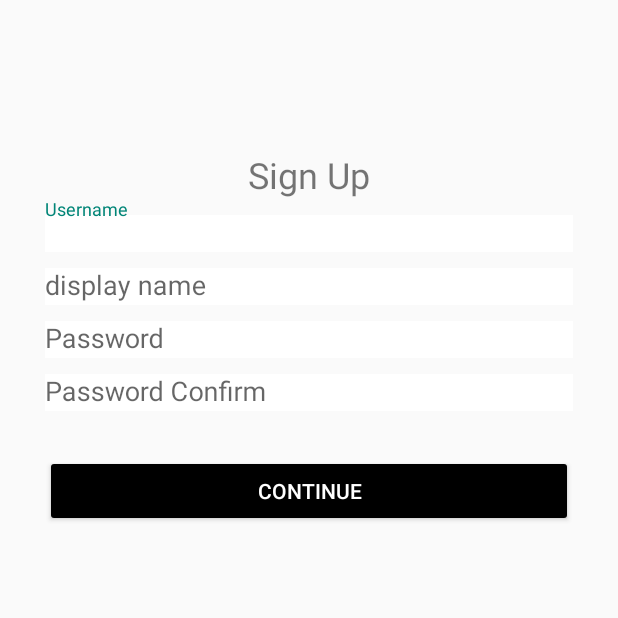
After one commit to reverg/MadCamp2, an Android app: the SignUpActivity screen opened directly, with no data from a screen before it, on a phone screen of 412 x 824 dp, the top half of it. The commit adds this screen. Run offline under Robolectric (Android 15) with nearby library versions, the phone set to English and light mode, and no system bars.

Commit message:
add sign up

```diff
--- a/app/src/main/java/com/example/madcamp2/signin/SignInActivity.java
+++ b/app/src/main/java/com/example/madcamp2/signin/SignInActivity.java
@@ -59,6 +59,8 @@ public class SignInActivity extends Activity {
         signUpBtn.setOnClickListener(new View.OnClickListener() {
             @Override
             public void onClick(View v) {
+                Intent intent = new Intent(SignInActivity.this, SignUpActivity.class);
+                startActivity(intent);
             }
         });
     }
@@ -66,7 +68,7 @@ public class SignInActivity extends Activity {
     public void signIn() {
 
         Call<ResponseBody> callSignIn = RetrofitClient.getApiService()
-                .postFunc(signInUsername.getText().toString(), signInPassword.getText().toString());
+                .signinFunc(signInUsername.getText().toString(), signInPassword.getText().toString());
         callSignIn.enqueue(new Callback<ResponseBody>() {
             @Override
             public void onResponse(Call<ResponseBody> call, Response<ResponseBody> response) {
--- a/app/src/main/java/com/example/madcamp2/signin/SignInService.java
+++ b/app/src/main/java/com/example/madcamp2/signin/SignInService.java
@@ -10,9 +10,11 @@ import retrofit2.http.Query;
 public interface SignInService {
     @FormUrlEncoded
     @POST("/signin")
-    Call<ResponseBody> getFunc(@Field("data") String data);
+    Call<ResponseBody> signinFunc(@Field("username") String username, @Field("password") String password);
 
     @FormUrlEncoded
     @POST("/signup")
-    Call<ResponseBody> postFunc(@Field("username") String username, @Field("password") String password);
+    Call<ResponseBody> signupFunc(@Field("username") String username,
+                                  @Field("password") String password,
+                                  @Field("displayName") String displayName);
 }
--- /dev/null
+++ b/app/src/main/java/com/example/madcamp2/signin/SignUpActivity.java
@@ -0,0 +1,100 @@
+package com.example.madcamp2.signin;
+
+import android.app.Activity;
+import android.content.Intent;
+import android.os.Bundle;
+import android.text.TextUtils;
+import android.util.Log;
+import android.view.View;
+import android.widget.Button;
+import android.widget.TextView;
+import android.widget.Toast;
+
+import com.example.madcamp2.MainActivity;
+import com.example.madcamp2.R;
+import com.example.madcamp2.RetrofitClient;
+import com.google.android.material.textfield.TextInputEditText;
+
+import java.io.IOException;
+
+import okhttp3.ResponseBody;
+import retrofit2.Call;
+import retrofit2.Callback;
+import retrofit2.Response;
+
+public class SignUpActivity extends Activity {
+    private Button continueBtn;
+    private TextInputEditText signUpUsername, signUpDisplayName, signUpPassword, signUpPasswordConfirm;
+
+    @Override
+    protected void onCreate(Bundle savedInstanceState) {
+        super.onCreate(savedInstanceState);
+        setContentView(R.layout.activity_sign_up);
+
+        continueBtn = (Button) findViewById(R.id.sign_up_button);
+        signUpUsername = (TextInputEditText) findViewById(R.id.sign_up_username);
+        signUpDisplayName = (TextInputEditText) findViewById(R.id.sign_up_display_name);
+        signUpPassword = (TextInputEditText) findViewById(R.id.sign_up_password);
+        signUpPasswordConfirm = (TextInputEditText) findViewById(R.id.sign_up_password_confirm);
+
+        continueBtn.setOnClickListener(new View.OnClickListener() {
+            @Override
+            public void onClick(View v) {
+                if (TextUtils.isEmpty(signUpUsername.getText().toString())
+                        || TextUtils.isEmpty(signUpDisplayName.getText().toString())
+                        || TextUtils.isEmpty(signUpPassword.getText().toString())
+                        || TextUtils.isEmpty(signUpPasswordConfirm.getText().toString())) {
+                    Toast.makeText(getApplicationContext(), "Username / DisplayName / Password Required",
+                            Toast.LENGTH_LONG).show();
+                } else if (signUpPassword.getText().toString().equals(signUpPasswordConfirm.getText().toString())) {
+                    signUp();
+                } else {
+                    Toast.makeText(getApplicationContext(), "Password Not Match", Toast.LENGTH_LONG).show();
+                }
+            }
+        });
+    }
+
+    public void signUp() {
+
+        Call<ResponseBody> callSignUp = RetrofitClient.getApiService()
+                .signupFunc(signUpUsername.getText().toString(),
+                        signUpPassword.getText().toString(), signUpDisplayName.getText().toString());
+        callSignUp.enqueue(new Callback<ResponseBody>() {
+            @Override
+            public void onResponse(Call<ResponseBody> call, Response<ResponseBody> response) {
+                if (response.isSuccessful()) {
+                    try {
+                        String result = response.body().string();
+                        Toast.makeText(getApplicationContext(), result, Toast.LENGTH_LONG).show();
+
+                        Intent intent = new Intent(SignUpActivity.this, SignInActivity.class);
+                        startActivity(intent);
+                    } catch (IOException e) {
+                        e.printStackTrace();
+                    }
+
+                } else {
+                    Toast.makeText(getApplicationContext(), "error = " + String.valueOf(response.code()),
+                            Toast.LENGTH_LONG).show();
+                }
+            }
+
+            @Override
+            public void onFailure(Call<ResponseBody> call, Throwable t) {
+                Log.d("SignInActivity", t.getMessage());
+                Toast.makeText(getApplicationContext(), "Response Fail", Toast.LENGTH_LONG).show();
+            }
+        });
+
+    }
+
+    @Override
+    public void onBackPressed() {
+        super.onBackPressed();
+        Intent intent = new Intent(SignUpActivity.this, SignInActivity.class);
+        intent.setFlags(Intent.FLAG_ACTIVITY_CLEAR_TOP);
+        startActivity(intent);
+        finish();
+    }
+}
--- /dev/null
+++ b/app/src/main/res/layout/activity_sign_up.xml
@@ -0,0 +1,87 @@
+<?xml version="1.0" encoding="utf-8"?>
+<LinearLayout xmlns:android="http://schemas.android.com/apk/res/android"
+    android:layout_width="match_parent"
+    android:layout_height="match_parent"
+    android:orientation="vertical" >
+
+    <TextView
+        android:layout_width="wrap_content"
+        android:text = "Sign Up"
+        android:layout_marginTop="100dp"
+        android:textSize = "24sp"
+        android:layout_gravity="center_horizontal"
+        android:layout_height="wrap_content"/>
+
+    <com.google.android.material.textfield.TextInputLayout
+        android:layout_width="match_parent"
+        android:layout_height="wrap_content">
+        <com.google.android.material.textfield.TextInputEditText
+            android:layout_width="match_parent"
+            android:id="@+id/sign_up_username"
+            android:layout_marginTop="30dp"
+            android:layout_marginStart="30dp"
+            android:layout_marginEnd="30dp"
+            android:hint="Username"
+            android:inputType="text"
+            android:background="@color/white"
+            android:layout_height="wrap_content" />
+    </com.google.android.material.textfield.TextInputLayout>
+    <com.google.android.material.textfield.TextInputLayout
+        android:layout_width="match_parent"
+        android:layout_height="wrap_content">
+        <com.google.android.material.textfield.TextInputEditText
+            android:layout_width="match_parent"
+            android:id="@+id/sign_up_display_name"
+            android:layout_marginTop="30dp"
+            android:layout_marginStart="30dp"
+            android:layout_marginEnd="30dp"
+            android:hint="display name"
+            android:inputType="text"
+            android:background="@color/white"
+            android:layout_height="wrap_content" />
+    </com.google.android.material.textfield.TextInputLayout>
+    <com.google.android.material.textfield.TextInputLayout
+        android:layout_width="match_parent"
+        android:layout_height="wrap_content">
+        <com.google.android.material.textfield.TextInputEditText
+            android:layout_width="match_parent"
+            android:id="@+id/sign_up_password"
+            android:layout_marginTop="30dp"
+            android:layout_marginStart="30dp"
+            android:layout_marginEnd="30dp"
+            android:inputType="textPassword"
+            android:background="@color/white"
+            android:hint="Password"
+            android:layout_height="wrap_content" />
+    </com.google.android.material.textfield.TextInputLayout>
+    <com.google.android.material.textfield.TextInputLayout
+        android:layout_width="match_parent"
+        android:layout_height="wrap_content">
+        <com.google.android.material.textfield.TextInputEditText
+            android:layout_width="match_parent"
+            android:id="@+id/sign_up_password_confirm"
+            android:layout_marginTop="30dp"
+            android:layout_marginStart="30dp"
+            android:layout_marginEnd="30dp"
+            android:inputType="textPassword"
+            android:background="@color/white"
+            android:hint="Password Confirm"
+            android:layout_height="wrap_content" />
+    </com.google.android.material.textfield.TextInputLayout>
+
+    <TextView
+        android:id="@+id/sign_in_alert"
+        android:layout_height="wrap_content"
+        android:layout_width="wrap_content" />
+
+    <Button
+        android:id="@+id/sign_up_button"
+        android:layout_width="match_parent"
+        android:layout_marginTop="10dp"
+        android:layout_marginLeft="30dp"
+        android:layout_marginRight="30dp"
+        android:textColor="@color/white"
+        android:backgroundTint="@color/black"
+        android:layout_height="wrap_content"
+        android:text="Continue" />
+</LinearLayout>
```
Also changed, not shown: app/src/main/AndroidManifest.xml (+9 -0 lines).
